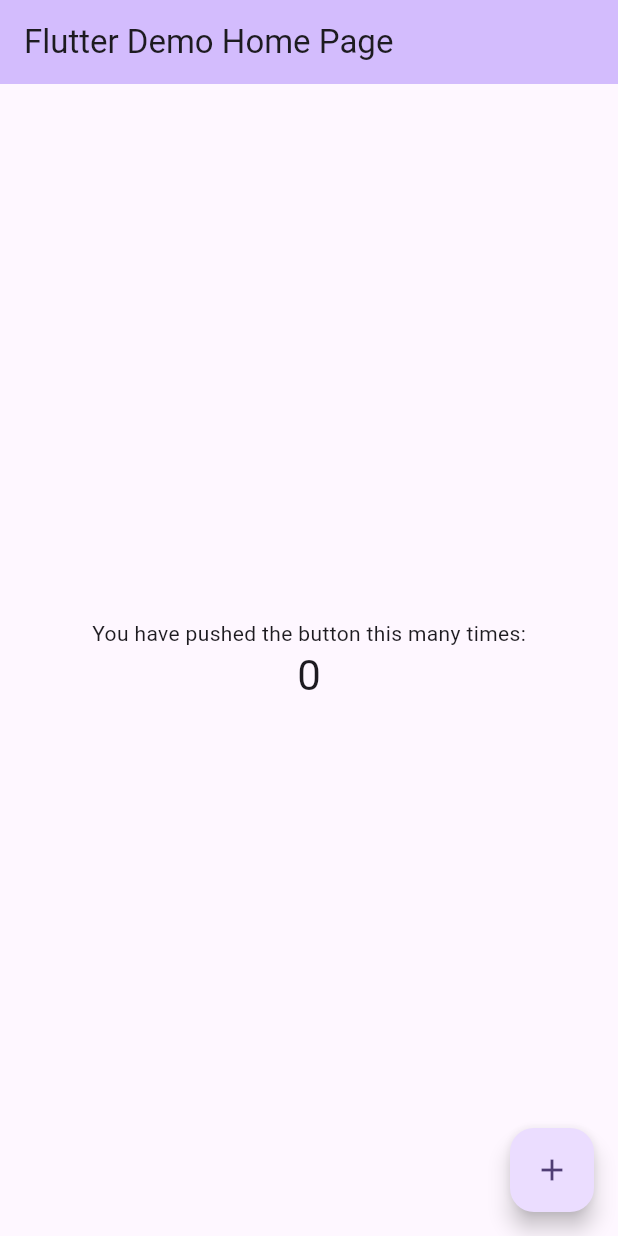
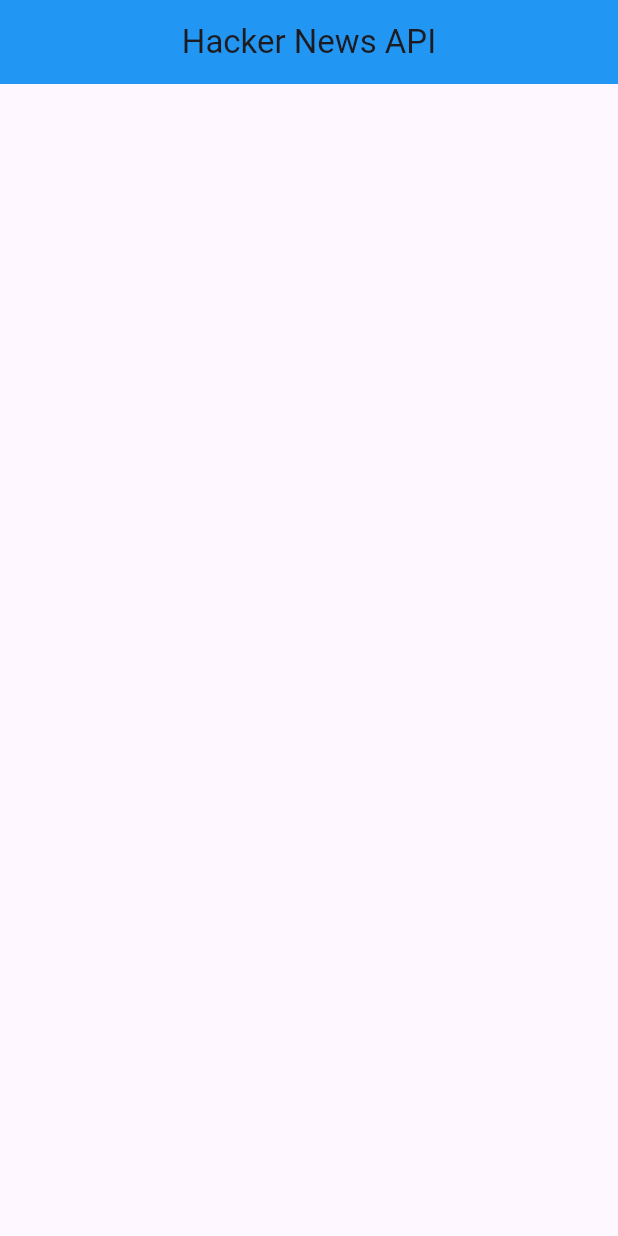
Before and after one commit to rn-byte/Cache-Api-Data-Flutter, a Flutter app: the screen it shows after launch, on a phone screen of 412 x 824 dp. Run offline on Flutter 3.47's test engine with Material 3 defaults, Android fonts, the phone set to English and light mode, and no system bars; our stand-ins replace freezed_annotation.

Commit message:
newsModel class and home views added along with some deendency

```diff
--- a/lib/main.dart
+++ b/lib/main.dart
@@ -1,3 +1,4 @@
+import 'package:cache_api_data_flutter/views/home_views.dart';
 import 'package:flutter/material.dart';
 
 void main() {
@@ -13,113 +14,10 @@
     return MaterialApp(
       title: 'Flutter Demo',
       theme: ThemeData(
-        // This is the theme of your application.
-        //
-        // TRY THIS: Try running your application with "flutter run". You'll see
-        // the application has a purple toolbar. Then, without quitting the app,
-        // try changing the seedColor in the colorScheme below to Colors.green
-        // and then invoke "hot reload" (save your changes or press the "hot
-        // reload" button in a Flutter-supported IDE, or press "r" if you used
-        // the command line to start the app).
-        //
-        // Notice that the counter didn't reset back to zero; the application
-        // state is not lost during the reload. To reset the state, use hot
-        // restart instead.
-        //
-        // This works for code too, not just values: Most code changes can be
-        // tested with just a hot reload.
         colorScheme: ColorScheme.fromSeed(seedColor: Colors.deepPurple),
         useMaterial3: true,
       ),
-      home: const MyHomePage(title: 'Flutter Demo Home Page'),
+      home: const HomeViews(),
     );
   }
 }
-
-class MyHomePage extends StatefulWidget {
-  const MyHomePage({super.key, required this.title});
-
-  // This widget is the home page of your application. It is stateful, meaning
-  // that it has a State object (defined below) that contains fields that affect
-  // how it looks.
-
-  // This class is the configuration for the state. It holds the values (in this
-  // case the title) provided by the parent (in this case the App widget) and
-  // used by the build method of the State. Fields in a Widget subclass are
-  // always marked "final".
-
-  final String title;
-
-  @override
-  State<MyHomePage> createState() => _MyHomePageState();
-}
-
-class _MyHomePageState extends State<MyHomePage> {
-  int _counter = 0;
-
-  void _incrementCounter() {
-    setState(() {
-      // This call to setState tells the Flutter framework that something has
-      // changed in this State, which causes it to rerun the build method below
-      // so that the display can reflect the updated values. If we changed
-      // _counter without calling setState(), then the build method would not be
-      // called again, and so nothing would appear to happen.
-      _counter++;
-    });
-  }
-
-  @override
-  Widget build(BuildContext context) {
-    // This method is rerun every time setState is called, for instance as done
-    // by the _incrementCounter method above.
-    //
-    // The Flutter framework has been optimized to make rerunning build methods
-    // fast, so that you can just rebuild anything that needs updating rather
-    // than having to individually change instances of widgets.
-    return Scaffold(
-      appBar: AppBar(
-        // TRY THIS: Try changing the color here to a specific color (to
-        // Colors.amber, perhaps?) and trigger a hot reload to see the AppBar
-        // change color while the other colors stay the same.
-        backgroundColor: Theme.of(context).colorScheme.inversePrimary,
-        // Here we take the value from the MyHomePage object that was created by
-        // the App.build method, and use it to set our appbar title.
-        title: Text(widget.title),
-      ),
-      body: Center(
-        // Center is a layout widget. It takes a single child and positions it
-        // in the middle of the parent.
-        child: Column(
-          // Column is also a layout widget. It takes a list of children and
-          // arranges them vertically. By default, it sizes itself to fit its
-          // children horizontally, and tries to be as tall as its parent.
-          //
-          // Column has various properties to control how it sizes itself and
-          // how it positions its children. Here we use mainAxisAlignment to
-          // center the children vertically; the main axis here is the vertical
-          // axis because Columns are vertical (the cross axis would be
-          // horizontal).
-          //
-          // TRY THIS: Invoke "debug painting" (choose the "Toggle Debug Paint"
-          // action in the IDE, or press "p" in the console), to see the
-          // wireframe for each widget.
-          mainAxisAlignment: MainAxisAlignment.center,
-          children: <Widget>[
-            const Text(
-              'You have pushed the button this many times:',
-            ),
-            Text(
-              '$_counter',
-              style: Theme.of(context).textTheme.headlineMedium,
-            ),
-          ],
-        ),
-      ),
-      floatingActionButton: FloatingActionButton(
-        onPressed: _incrementCounter,
-        tooltip: 'Increment',
-        child: const Icon(Icons.add),
-      ), // This trailing comma makes auto-formatting nicer for build methods.
-    );
-  }
-}
--- /dev/null
+++ b/lib/views/home_views.dart
@@ -0,0 +1,21 @@
+import 'package:flutter/material.dart';
+
+class HomeViews extends StatefulWidget {
+  const HomeViews({super.key});
+
+  @override
+  State<HomeViews> createState() => _HomeViewsState();
+}
+
+class _HomeViewsState extends State<HomeViews> {
+  @override
+  Widget build(BuildContext context) {
+    return Scaffold(
+      appBar: AppBar(
+        title: const Text('Hacker News API'),
+        centerTitle: true,
+        backgroundColor: Colors.blue,
+      ),
+    );
+  }
+}
```
Also changed, not shown: lib/models/news_model.dart (added, +20 -0 lines), pubspec.yaml (+13 -0 lines), lib/models/news_model.freezed.dart (added), lib/models/news_model.g.dart (added), pubspec.lock, 1 other file.
